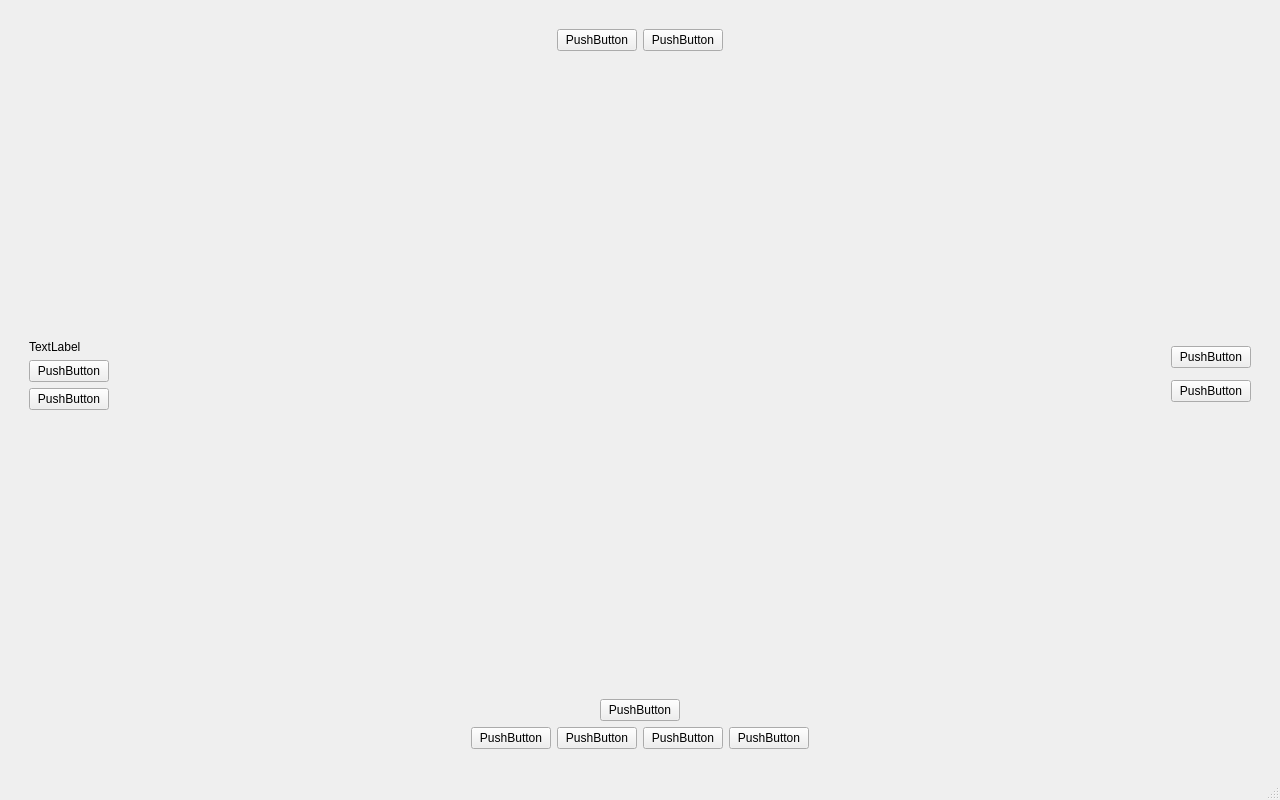
The window that Software/piJagClimApp/v0.2/piJagClimv02.ui (YfNk1d5up/piJag) describes before a commit, drawn with Qt 5.
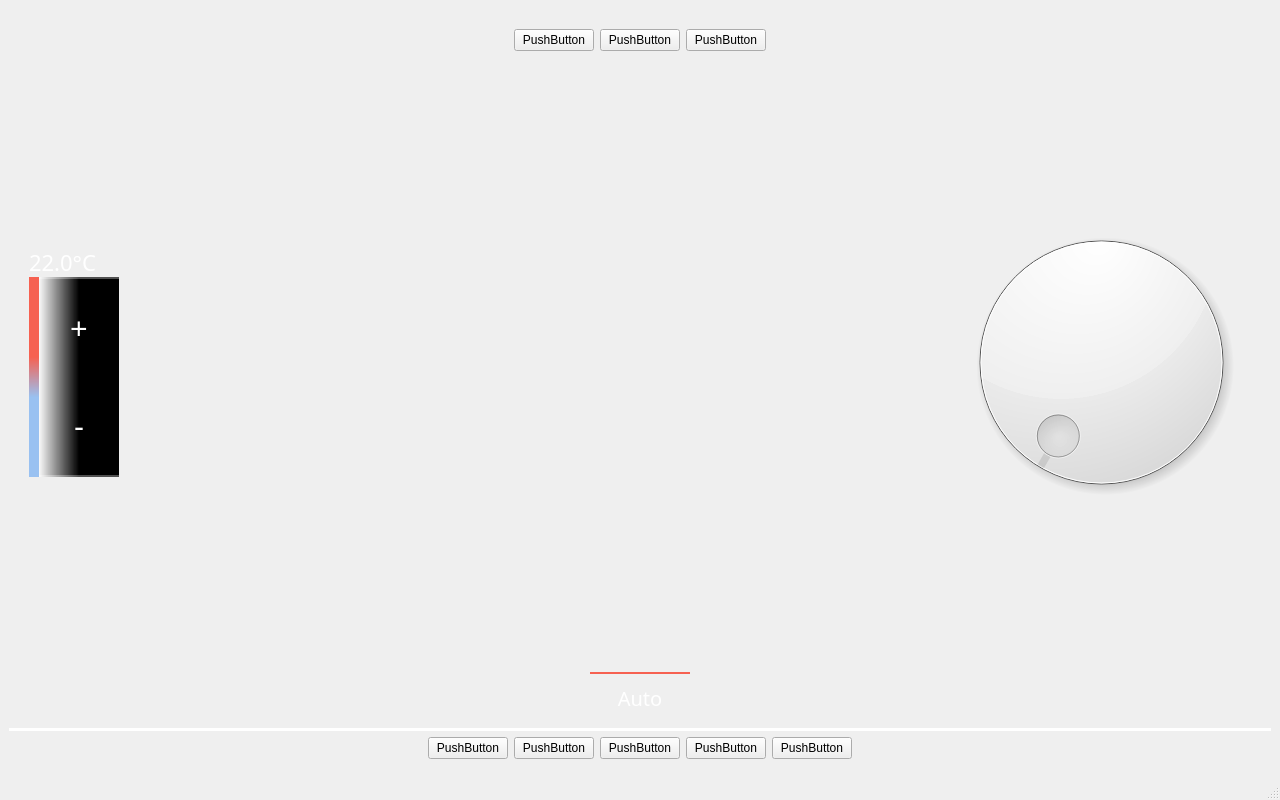
The same window after the commit. Icons and pictures are not drawn.

```diff
--- a/Software/piJagClimApp/v0.2/piJagClimv02.ui
+++ b/Software/piJagClimApp/v0.2/piJagClimv02.ui
@@ -53,7 +53,14 @@
        </widget>
       </item>
       <item>
-       <widget class="QPushButton" name="pushButton">
+       <widget class="QPushButton" name="airRearButton">
+        <property name="text">
+         <string>PushButton</string>
+        </property>
+       </widget>
+      </item>
+      <item>
+       <widget class="QPushButton" name="airRecycleButton">
         <property name="text">
          <string>PushButton</string>
         </property>
@@ -91,29 +98,164 @@
      <layout class="QHBoxLayout" name="horizontalLayout_3">
       <item>
        <layout class="QVBoxLayout" name="verticalLayout_3">
+        <property name="spacing">
+         <number>0</number>
+        </property>
         <property name="leftMargin">
          <number>20</number>
         </property>
         <item>
-         <widget class="QLabel" name="label">
-          <property name="text">
-           <string>TextLabel</string>
+         <spacer name="verticalSpacer_4">
+          <property name="orientation">
+           <enum>Qt::Vertical</enum>
           </property>
-         </widget>
+          <property name="sizeHint" stdset="0">
+           <size>
+            <width>20</width>
+            <height>40</height>
+           </size>
+          </property>
+         </spacer>
         </item>
         <item>
-         <widget class="QPushButton" name="pushButton_5">
-          <property name="text">
-           <string>PushButton</string>
+         <layout class="QHBoxLayout" name="horizontalLayout_6">
+          <item>
+           <widget class="QLabel" name="tempValue">
+            <property name="minimumSize">
+             <size>
+              <width>80</width>
+              <height>0</height>
+             </size>
+            </property>
+            <property name="maximumSize">
+             <size>
+              <width>16777215</width>
+              <height>30</height>
+             </size>
+            </property>
+            <property name="font">
+             <font>
+              <family>Sans Serif</family>
+              <pointsize>-1</pointsize>
+             </font>
+            </property>
+            <property name="styleSheet">
+             <string notr="true">border: none;
+font-size: 22px;
+color: white;</string>
+            </property>
+            <property name="text">
+             <string>22.0°C</string>
+            </property>
+           </widget>
+          </item>
+         </layout>
+        </item>
+        <item>
+         <layout class="QHBoxLayout" name="horizontalLayout_2">
+          <property name="spacing">
+           <number>0</number>
           </property>
-         </widget>
+          <item>
+           <widget class="Line" name="line">
+            <property name="minimumSize">
+             <size>
+              <width>10</width>
+              <height>0</height>
+             </size>
+            </property>
+            <property name="cursor">
+             <cursorShape>ArrowCursor</cursorShape>
+            </property>
+            <property name="layoutDirection">
+             <enum>Qt::LeftToRight</enum>
+            </property>
+            <property name="styleSheet">
+             <string notr="true">background-color:qlineargradient(spread:pad, x1:0, y1:0, x2:0, y2:1, stop:0 rgb(246, 97, 81), stop:0.4 rgb(246, 97, 81), stop:0.6 rgb(153, 193, 241), stop:1 rgb(153, 193, 241))</string>
+            </property>
+            <property name="frameShadow">
+             <enum>QFrame::Plain</enum>
+            </property>
+            <property name="lineWidth">
+             <number>-1</number>
+            </property>
+            <property name="midLineWidth">
+             <number>-1</number>
+            </property>
+            <property name="orientation">
+             <enum>Qt::Vertical</enum>
+            </property>
+           </widget>
+          </item>
+          <item>
+           <layout class="QVBoxLayout" name="verticalLayout_5">
+            <property name="spacing">
+             <number>0</number>
+            </property>
+            <item>
+             <widget class="QPushButton" name="tempPlusButton">
+              <property name="minimumSize">
+               <size>
+                <width>80</width>
+                <height>100</height>
+               </size>
+              </property>
+              <property name="styleSheet">
+               <string notr="true">background:qlineargradient(spread:pad, x1:0, y1:0, x2:1, y2:0, stop:0 rgba(255, 255, 255, 180), stop:0.5 rgba(0, 0, 0, 255));
+border: none;
+border-top:2px solid rgba(255, 255, 255,80);
+border-radius:0%;
+text-align: center;
+font-size: 30px;
+color: white;
+margin-bottom:0;</string>
+              </property>
+              <property name="text">
+               <string>+</string>
+              </property>
+             </widget>
+            </item>
+            <item>
+             <widget class="QPushButton" name="tempMinusButton">
+              <property name="minimumSize">
+               <size>
+                <width>80</width>
+                <height>100</height>
+               </size>
+              </property>
+              <property name="styleSheet">
+               <string notr="true">background:qlineargradient(spread:pad, x1:0, y1:0, x2:1, y2:0, stop:0 rgba(255, 255, 255, 180), stop:0.5 rgba(0, 0, 0, 255));
+border: none;
+border-bottom:2px solid rgba(255, 255, 255,80);
+border-radius:0%;
+text-align: center;
+font-size: 30px;
+color: white;
+margin-top:0;
+
+</string>
+              </property>
+              <property name="text">
+               <string>-</string>
+              </property>
+             </widget>
+            </item>
+           </layout>
+          </item>
+         </layout>
         </item>
         <item>
-         <widget class="QPushButton" name="pushButton_6">
-          <property name="text">
-           <string>PushButton</string>
+         <spacer name="verticalSpacer_3">
+          <property name="orientation">
+           <enum>Qt::Vertical</enum>
           </property>
-         </widget>
+          <property name="sizeHint" stdset="0">
+           <size>
+            <width>20</width>
+            <height>40</height>
+           </size>
+          </property>
+         </spacer>
         </item>
        </layout>
       </item>
@@ -136,16 +278,18 @@
          <number>20</number>
         </property>
         <item>
-         <widget class="QPushButton" name="pushButton_3">
-          <property name="text">
-           <string>PushButton</string>
+         <widget class="QDial" name="fanDial">
+          <property name="minimumSize">
+           <size>
+            <width>300</width>
+            <height>300</height>
+           </size>
           </property>
-         </widget>
-        </item>
-        <item>
-         <widget class="QPushButton" name="pushButton_4">
-          <property name="text">
-           <string>PushButton</string>
+          <property name="baseSize">
+           <size>
+            <width>0</width>
+            <height>0</height>
+           </size>
           </property>
          </widget>
         </item>
@@ -182,9 +326,28 @@
        </spacer>
       </item>
       <item>
-       <widget class="QPushButton" name="pushButton_11">
+       <widget class="QPushButton" name="fanAutoButton">
+        <property name="minimumSize">
+         <size>
+          <width>100</width>
+          <height>50</height>
+         </size>
+        </property>
+        <property name="font">
+         <font>
+          <family>Sans Serif</family>
+          <pointsize>-1</pointsize>
+         </font>
+        </property>
+        <property name="styleSheet">
+         <string notr="true">background:transparent;
+color: white;
+border:none;
+border-top:2px solid rgb(246, 97, 81);
+font-size: 20px;</string>
+        </property>
         <property name="text">
-         <string>PushButton</string>
+         <string>Auto</string>
         </property>
        </widget>
       </item>
@@ -203,10 +366,29 @@
       </item>
      </layout>
     </item>
+    <item>
+     <widget class="Line" name="line_2">
+      <property name="styleSheet">
+       <string notr="true">color: white;</string>
+      </property>
+      <property name="frameShadow">
+       <enum>QFrame::Plain</enum>
+      </property>
+      <property name="lineWidth">
+       <number>10</number>
+      </property>
+      <property name="midLineWidth">
+       <number>0</number>
+      </property>
+      <property name="orientation">
+       <enum>Qt::Horizontal</enum>
+      </property>
+     </widget>
+    </item>
     <item>
      <layout class="QHBoxLayout" name="horizontalLayout_4">
       <property name="bottomMargin">
-       <number>20</number>
+       <number>10</number>
       </property>
       <item>
        <spacer name="horizontalSpacer_5">
@@ -253,7 +435,14 @@
        </widget>
       </item>
       <item>
-       <widget class="QPushButton" name="pushButton_7">
+       <widget class="QPushButton" name="tempACButton">
+        <property name="text">
+         <string>PushButton</string>
+        </property>
+       </widget>
+      </item>
+      <item>
+       <widget class="QPushButton" name="onoffButton">
         <property name="text">
          <string>PushButton</string>
         </property>
```
Left out of the diff: 12 changed lines with no effect on the pictures.
